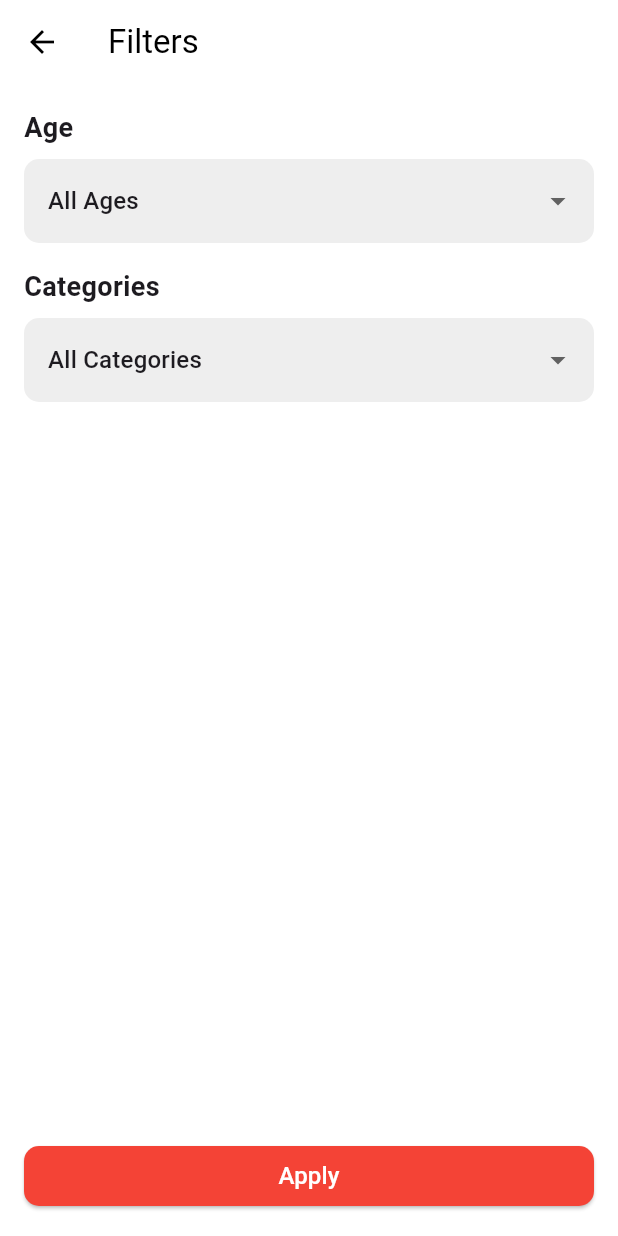
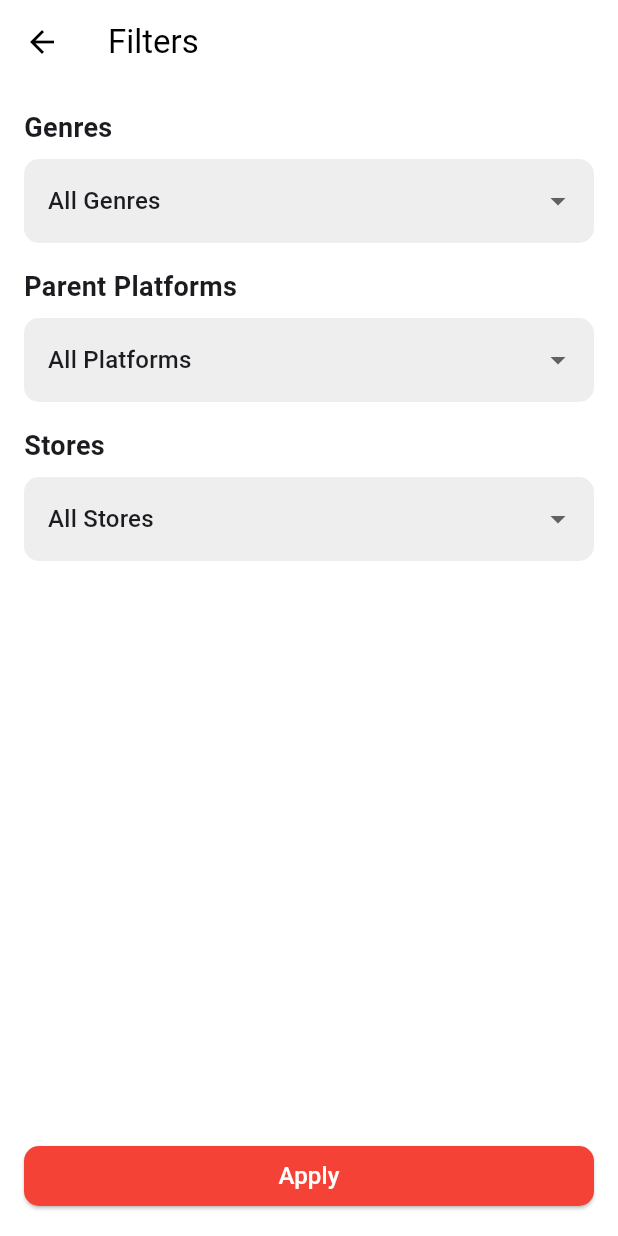
Before and after one commit to irshandyaditya/AgePlay, a Flutter app: the FilterPage screen opened by its route, on a phone screen of 412 x 824 dp. Run offline on Flutter 3.47's test engine with Material 3 defaults, Android fonts, the phone set to English and light mode, and no system bars; our stand-ins replace another_flutter_splash_screen, camera, flutter_secure_storage, image_picker, loading_indicator; accounts and stored records are empty; network calls fail.

Commit message:
feat: implement backend on filter page

```diff
--- a/lib/pages/edit_profil.dart
+++ b/lib/pages/edit_profil.dart
@@ -206,7 +206,7 @@ class _EditProfileState extends State<EditProfile> {
                     ),
                     const SizedBox(height: 64),
                     _buildEditableField(
-                      label: 'Input Password',
+                      label: 'Confirm Password',
                       isPassword: true,
                       onSaved: (value) => _password = value ?? '',
                     ),
--- a/lib/pages/filter.dart
+++ b/lib/pages/filter.dart
@@ -6,8 +6,12 @@ class FilterPage extends StatefulWidget {
 }
 
 class _FilterPageState extends State<FilterPage> {
-  String selectedAge = 'All Ages';
-  String selectedCategory = 'All Categories';
+  String selectedGenre = '';
+  String selectedGenreText = 'All Genres';
+  String selectedPlatform = '';
+  String selectedPlatformText = 'All Platforms';
+  String selectedStore = '';
+  String selectedStoreText = 'All Stores';
 
   @override
   Widget build(BuildContext context) {
@@ -26,31 +30,34 @@ class _FilterPageState extends State<FilterPage> {
       ),
       body: Container(
         decoration: BoxDecoration(
-          // Set background color or gradient
-          color: Colors.white, // Change to desired background color
+          color: Colors.white,
         ),
         child: Padding(
           padding: const EdgeInsets.all(16.0),
           child: Column(
             crossAxisAlignment: CrossAxisAlignment.start,
             children: [
-              // Age Filter Dropdown
+              // Genre Filter Dropdown
               Text(
-                'Age',
+                'Genres',
                 style: TextStyle(fontSize: 18, fontWeight: FontWeight.bold),
               ),
               SizedBox(height: 8),
               DropdownButtonFormField<String>(
-                value: selectedAge,
+                value: selectedGenre,
                 onChanged: (value) {
                   setState(() {
-                    selectedAge = value!;
+                    selectedGenre = value!;
+                    selectedGenreText = genreList.firstWhere(
+                      (genre) => genre['value'] == value,
+                      orElse: () => {'text': 'All Genres'},
+                    )['text']!;
                   });
                 },
-                items: ['All Ages', '16+', '18+']
-                    .map((age) => DropdownMenuItem(
-                          value: age,
-                          child: Text(age),
+                items: genreList
+                    .map((genre) => DropdownMenuItem(
+                          value: genre['value'],
+                          child: Text(genre['text']!),
                         ))
                     .toList(),
                 decoration: InputDecoration(
@@ -63,23 +70,60 @@ class _FilterPageState extends State<FilterPage> {
                 ),
               ),
               SizedBox(height: 16),
-              // Category Filter Dropdown
+              // Parent Platforms Filter Dropdown
               Text(
-                'Categories',
+                'Parent Platforms',
                 style: TextStyle(fontSize: 18, fontWeight: FontWeight.bold),
               ),
               SizedBox(height: 8),
               DropdownButtonFormField<String>(
-                value: selectedCategory,
+                value: selectedPlatform,
                 onChanged: (value) {
                   setState(() {
-                    selectedCategory = value!;
+                    selectedPlatform = value!;
+                    selectedPlatformText = platformList.firstWhere(
+                      (platform) => platform['value'] == value,
+                      orElse: () => {'text': 'All Platforms'},
+                    )['text']!;
                   });
                 },
-                items: ['All Categories', 'Action', 'Adventure', 'RPG']
-                    .map((category) => DropdownMenuItem(
-                          value: category,
-                          child: Text(category),
+                items: platformList
+                    .map((platform) => DropdownMenuItem(
+                          value: platform['value'],
+                          child: Text(platform['text']!),
+                        ))
+                    .toList(),
+                decoration: InputDecoration(
+                  filled: true,
+                  fillColor: Colors.grey[200],
+                  border: OutlineInputBorder(
+                    borderRadius: BorderRadius.circular(10),
+                    borderSide: BorderSide.none,
+                  ),
+                ),
+              ),
+              SizedBox(height: 16),
+              // Store Filter Dropdown
+              Text(
+                'Stores',
+                style: TextStyle(fontSize: 18, fontWeight: FontWeight.bold),
+              ),
+              SizedBox(height: 8),
+              DropdownButtonFormField<String>(
+                value: selectedStore,
+                onChanged: (value) {
+                  setState(() {
+                    selectedStore = value!;
+                    selectedStoreText = storeList.firstWhere(
+                      (store) => store['value'] == value,
+                      orElse: () => {'text': 'All Stores'},
+                    )['text']!;
+                  });
+                },
+                items: storeList
+                    .map((store) => DropdownMenuItem(
+                          value: store['value'],
+                          child: Text(store['text']!),
                         ))
                     .toList(),
                 decoration: InputDecoration(
@@ -92,18 +136,21 @@ class _FilterPageState extends State<FilterPage> {
                 ),
               ),
               Spacer(),
-              // Apply Button
               SizedBox(
                 width: double.infinity,
                 child: ElevatedButton(
                   onPressed: () {
                     Navigator.pop(context, {
-                      'age': selectedAge,
-                      'category': selectedCategory,
+                      'genres': selectedGenre,
+                      'parent_platforms': selectedPlatform,
+                      'stores': selectedStore,
+                      'genreText': selectedGenreText,
+                      'platformText': selectedPlatformText,
+                      'storeText': selectedStoreText,
                     });
                   },
                   style: ElevatedButton.styleFrom(
-                    backgroundColor: Colors.red, // Button background color
+                    backgroundColor: Colors.red,
                     shape: RoundedRectangleBorder(
                       borderRadius: BorderRadius.circular(10),
                     ),
@@ -121,3 +168,59 @@ class _FilterPageState extends State<FilterPage> {
     );
   }
 }
+
+// Data lists for dropdown menus
+const genreList = [
+  {'text': 'All Genres', 'value': ''},
+  {'text': 'Action', 'value': 'action'},
+  {'text': 'Indie', 'value': 'indie'},
+  {'text': 'Adventure', 'value': 'adventure'},
+  {'text': 'RPG', 'value': 'role-playing-games-rpg'},
+  {'text': 'Strategy', 'value': 'strategy'},
+  {'text': 'Shooter', 'value': 'shooter'},
+  {'text': 'Casual', 'value': 'casual'},
+  {'text': 'Simulation', 'value': 'simulation'},
+  {'text': 'Puzzle', 'value': 'puzzle'},
+  {'text': 'Arcade', 'value': 'arcade'},
+  {'text': 'Platformer', 'value': 'platformer'},
+  {'text': 'Racing', 'value': 'racing'},
+  {'text': 'MMO', 'value': 'massively-multiplayer'},
+  {'text': 'Sports', 'value': 'sports'},
+  {'text': 'Fighting', 'value': 'fighting'},
+  {'text': 'Family', 'value': 'family'},
+  {'text': 'Board Games', 'value': 'board-games'},
+  {'text': 'Card', 'value': 'card'},
+  {'text': 'Educational', 'value': 'educational'},
+];
+
+const platformList = [
+  {'text': 'All Platforms', 'value': ''},
+  {'text': 'PC', 'value': '1'},
+  {'text': 'PlayStation', 'value': '2'},
+  {'text': 'Xbox', 'value': '3'},
+  {'text': 'iOS', 'value': '4'},
+  {'text': 'Mac', 'value': '5'},
+  {'text': 'Linux', 'value': '6'},
+  {'text': 'Nintendo', 'value': '7'},
+  {'text': 'Android', 'value': '8'},
+  {'text': 'Atari', 'value': '9'},
+  {'text': 'Commodore / Amiga', 'value': '10'},
+  {'text': 'SEGA', 'value': '11'},
+  {'text': '3DO', 'value': '12'},
+  {'text': 'Neo Geo', 'value': '13'},
+  {'text': 'Web', 'value': '14'},
+];
+
+const storeList = [
+  {'text': 'All Stores', 'value': ''},
+  {'text': 'Steam', 'value': '1'},
+  {'text': 'PlayStation Store', 'value': '3'},
+  {'text': 'Xbox Store', 'value': '2'},
+  {'text': 'App Store', 'value': '4'},
+  {'text': 'GOG', 'value': '5'},
+  {'text': 'Nintendo Store', 'value': '6'},
+  {'text': 'Xbox 360 Store', 'value': '7'},
+  {'text': 'Google Play', 'value': '8'},
+  {'text': 'itch.io', 'value': '9'},
+  {'text': 'Epic Games', 'value': '11'},
+];
--- a/lib/pages/search.dart
+++ b/lib/pages/search.dart
@@ -3,6 +3,7 @@ import 'package:flutter/material.dart';
 import 'package:http/http.dart' as http;
 import 'package:age_play/widgets/bottom_navbar.dart';
 import 'package:age_play/pages/game_detail.dart';
+import 'package:age_play/pages/filter.dart';
 
 class SearchPage extends StatefulWidget {
   final String? previousPage;
@@ -33,16 +34,24 @@ class _SearchPageState extends State<SearchPage> {
   }
 
   Future<void> _performSearch() async {
-    if (_searchQuery.isEmpty) return;
-
     setState(() {
       _isLoading = true;
     });
 
-    final url =
-        'https://polinemaesports.my.id/api/game-search/?query=${Uri.encodeComponent(_searchQuery)}';
+    // Siapkan URL dan parameter filter
+    final url = Uri.parse('https://polinemaesports.my.id/api/game-lists/');
+    final params = {
+      'search': _searchQuery,
+      if (_filterData?['genres'] != null) 'genres': _filterData!['genres']!,
+      if (_filterData?['parent_platforms'] != null)
+        'parent_platforms': _filterData!['parent_platforms']!,
+      if (_filterData?['stores'] != null) 'stores': _filterData!['stores']!,
+      if (_filterData?['developers'] != null)
+        'developers': _filterData!['developers']!,
+    };
+
     try {
-      final response = await http.get(Uri.parse(url));
+      final response = await http.get(url.replace(queryParameters: params));
       if (response.statusCode == 200) {
         final data = json.decode(response.body);
         final List<dynamic> results = data['results'];
@@ -57,16 +66,14 @@ class _SearchPageState extends State<SearchPage> {
                       ?.join(', ') ??
                   'Unknown',
               'rating': item['rating'] ?? 'N/A',
-              'genres': item['genres']
-                      ?.map((g) => g['name'])
-                      ?.toList()
-                      ?.join(', ') ??
+              'genres':
+                  item['genres']?.map((g) => g['name'])?.toList()?.join(', ') ??
                       'N/A',
               'esrb_rating': item['esrb_rating']?['name'] ?? 'N/A',
               'screenshot': item['short_screenshots']?.firstWhere(
                       (s) => s['id'] == -1,
                       orElse: () => null)?['image'] ??
-                  'https://via.placeholder.com/150', // Default image
+                  'https://via.placeholder.com/150',
             };
           }).toList();
         });
@@ -83,17 +90,19 @@ class _SearchPageState extends State<SearchPage> {
   }
 
   void _applyFilter() {
-  Navigator.pushNamed(context, '/filter').then((result) {
-    print('Result from filter: $result'); // Debug statement
+    Navigator.push(
+      context,
+      MaterialPageRoute(builder: (context) => FilterPage()),
+    ).then((result) {
       if (result != null && result is Map<String, String>) {
         setState(() {
-        _isFilterApplied = true; // Filter is applied
-        _filterData = result;   // Store selected filter data
+          _isFilterApplied = true;
+          _filterData = result; // Simpan filter data
         });
+        _performSearch(); // Lakukan pencarian dengan filter baru
       }
     });
   }
-
 
   @override
   Widget build(BuildContext context) {
@@ -132,7 +141,8 @@ class _SearchPageState extends State<SearchPage> {
                           ),
                         ),
                         IconButton(
-                          icon: Icon(Icons.clear, color: const Color(0xFF808080)),
+                          icon:
+                              Icon(Icons.clear, color: const Color(0xFF808080)),
                           onPressed: () {
                             setState(() {
                               _searchController.clear();
@@ -149,9 +159,8 @@ class _SearchPageState extends State<SearchPage> {
                 // Filter button
                 Container(
                   decoration: BoxDecoration(
-                    color: _isFilterApplied
-                        ? Colors.red
-                        : const Color(0xFFE6EAEE),
+                    color:
+                        _isFilterApplied ? Colors.red : const Color(0xFFE6EAEE),
                     borderRadius: BorderRadius.circular(10),
                   ),
                   child: IconButton(
@@ -163,17 +172,28 @@ class _SearchPageState extends State<SearchPage> {
               ],
             ),
           ),
-          SizedBox(height: 12,),
+          SizedBox(height: 12),
           if (_isFilterApplied && _filterData != null) ...[
             // Show applied filter info
             Padding(
-              padding: const EdgeInsets.symmetric(horizontal: 16.0, vertical: 8.0),
+              padding:
+                  const EdgeInsets.symmetric(horizontal: 16.0, vertical: 8.0),
               child: Row(
                 mainAxisAlignment: MainAxisAlignment.spaceBetween,
                 children: [
                   Expanded(
                     child: Text(
-                      'Filter: ${_filterData!['category']}, Age ${_filterData!['age']}',
+                      [
+                        if (_filterData!['genres'] != null &&
+                            _filterData!['genres'] != '')
+                          'Genre: ${_filterData!['genres']}',
+                        if (_filterData!['parent_platforms'] != null &&
+                            _filterData!['parent_platforms'] != '')
+                          'Platforms: ${_filterData!['parent_platforms']}',
+                        if (_filterData!['stores'] != null &&
+                            _filterData!['stores'] != '')
+                          'Stores: ${_filterData!['stores']}',
+                      ].join(', '),
                       style: TextStyle(
                         fontSize: 14,
                         fontWeight: FontWeight.bold,
@@ -187,7 +207,8 @@ class _SearchPageState extends State<SearchPage> {
                       setState(() {
                         _isFilterApplied = false;
                         _filterData = null;
-                        searchResults.clear(); // clear seluruh result dan search
+                        searchResults
+                            .clear(); // clear seluruh result dan search
                       });
                     },
                   ),
@@ -215,22 +236,27 @@ class _SearchPageState extends State<SearchPage> {
                               Navigator.push(
                                 context,
                                 MaterialPageRoute(
-                              builder: (context) => GameDetailsPage(slug: result["slug"]),
+                                  builder: (context) =>
+                                      GameDetailsPage(slug: result["slug"]),
                                 ),
                               );
                             },
                             child: Padding(
-                          padding: const EdgeInsets.symmetric(vertical: 8.0, horizontal: 16.0),
+                              padding: const EdgeInsets.symmetric(
+                                  vertical: 8.0, horizontal: 16.0),
                               child: Row(
                                 children: [
                                   // Game image
                                   Container(
-                                  width: MediaQuery.of(context).size.width * 0.3,
-                                  height: MediaQuery.of(context).size.height * 0.09,
+                                    width:
+                                        MediaQuery.of(context).size.width * 0.3,
+                                    height: MediaQuery.of(context).size.height *
+                                        0.09,
                                     decoration: BoxDecoration(
                                       borderRadius: BorderRadius.circular(8),
                                       image: DecorationImage(
-                                      image: NetworkImage(result["screenshot"]),
+                                        image:
+                                            NetworkImage(result["screenshot"]),
                                         fit: BoxFit.cover,
                                       ),
                                       boxShadow: [
@@ -246,7 +272,8 @@ class _SearchPageState extends State<SearchPage> {
                                   // Game info
                                   Expanded(
                                     child: Column(
-                                    crossAxisAlignment: CrossAxisAlignment.start,
+                                      crossAxisAlignment:
+                                          CrossAxisAlignment.start,
                                       children: [
                                         Text(
                                           result["name"],
@@ -257,12 +284,11 @@ class _SearchPageState extends State<SearchPage> {
                                         ),
                                         Row(
                                           children: [
-                                          Icon(
-                                            Icons.star,
-                                            color: Colors.orange,
-                                            size: 15
+                                            Icon(Icons.star,
+                                                color: Colors.orange, size: 15),
+                                            SizedBox(
+                                              width: 5,
                                             ),
-                                          SizedBox(width: 5,),
                                             Text(
                                               "${result["rating"]}",
                                               style: TextStyle(
```
Lines whose indentation alone changed are shown as unchanged.
